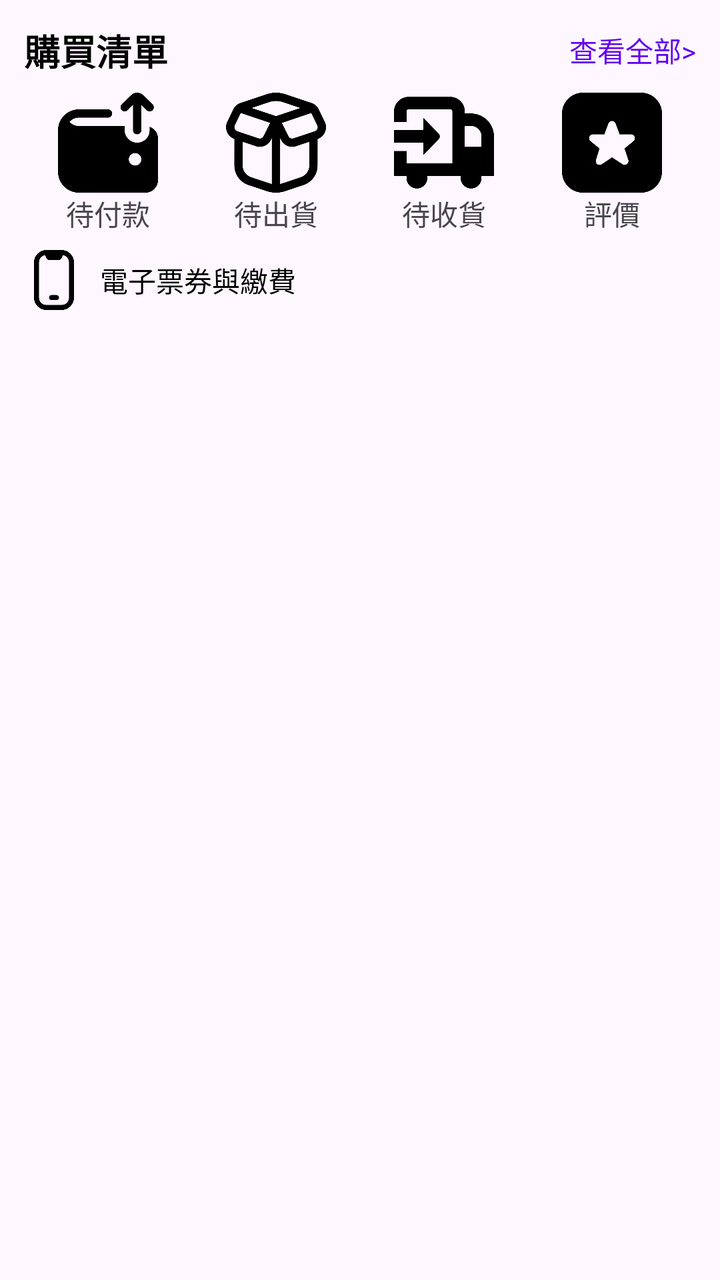
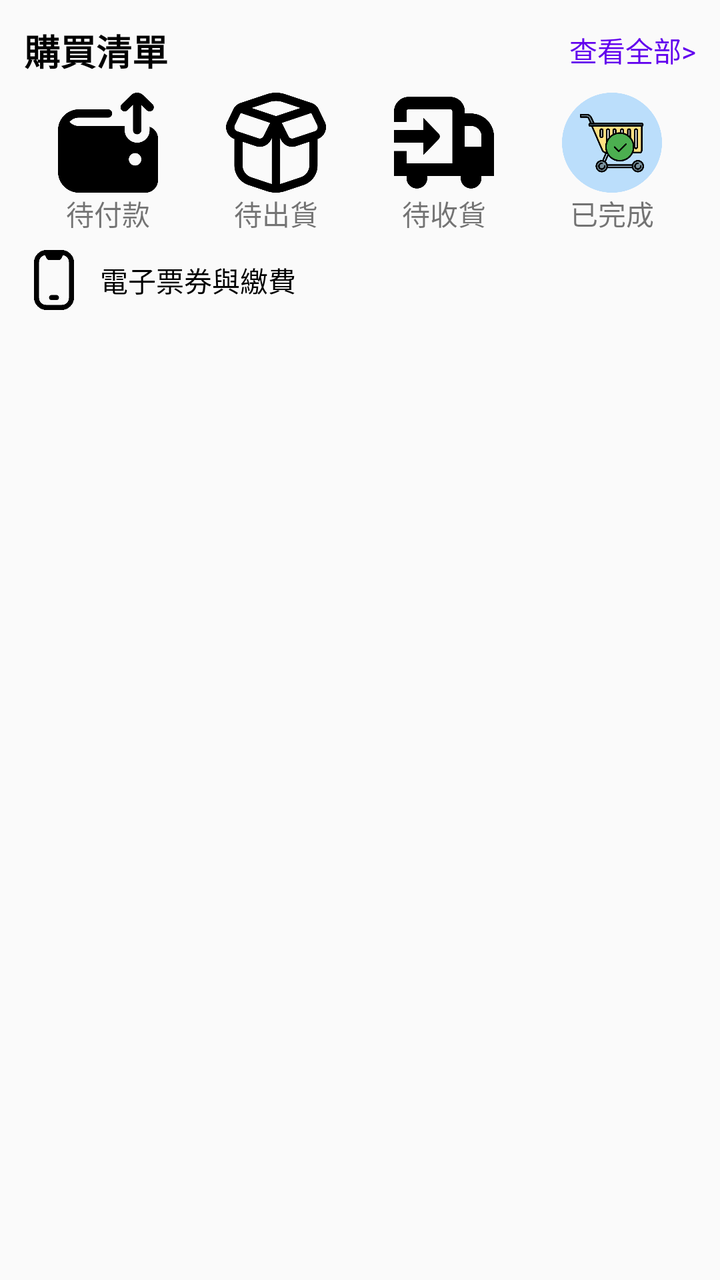

Compare the two renders of this Android layout. The source of the first and the diff that turns it into the second are given below.
<!-- AndroidManifest.xml: application theme Theme.Dried_shrimp -->
<!-- res/layout/section_purchase_list.xml -->
<?xml version="1.0" encoding="utf-8"?>
<androidx.constraintlayout.widget.ConstraintLayout xmlns:android="http://schemas.android.com/apk/res/android"
    xmlns:app="http://schemas.android.com/apk/res-auto"
    android:id="@+id/main"
    android:layout_width="match_parent"
    android:layout_height="match_parent">


    <LinearLayout
        android:layout_width="match_parent"
        android:layout_height="wrap_content"
        android:orientation="vertical"
        android:padding="12dp"
        app:layout_constraintEnd_toEndOf="parent"
        app:layout_constraintStart_toStartOf="parent"
        app:layout_constraintTop_toTopOf="parent">

        <LinearLayout
            android:layout_width="match_parent"
            android:layout_height="wrap_content"
            android:gravity="center_vertical"
            android:orientation="horizontal">

            <TextView
                android:id="@+id/tvPurchase_list"
                android:layout_width="0dp"
                android:layout_height="wrap_content"
                android:layout_weight="1"
                android:text="購買清單"
                android:textColor="@color/black"
                android:textSize="18sp"
                android:textStyle="bold" />

            <TextView
                android:id="@+id/tvseeall1"
                android:layout_width="wrap_content"
                android:layout_height="wrap_content"
                android:text="@string/SeeAll"
                android:textColor="@color/purple_500" />
        </LinearLayout>

        
        <LinearLayout
            android:layout_width="match_parent"
            android:layout_height="wrap_content"
            android:layout_marginTop="8dp"
            android:orientation="horizontal">

            <LinearLayout
                android:layout_width="0dp"
                android:layout_height="wrap_content"
                android:layout_weight="1"
                android:gravity="center"
                android:orientation="vertical">

                <ImageView
                    android:id="@+id/img_payment"
                    android:layout_width="50dp"
                    android:layout_height="50dp"
                    app:srcCompat="@drawable/payment" />

                <TextView
                    android:id="@+id/textView3"
                    android:layout_width="wrap_content"
                    android:layout_height="wrap_content"
                    android:gravity="center"
                    android:text="@string/payment" />
            </LinearLayout>

            <LinearLayout
                android:layout_width="0dp"
                android:layout_height="wrap_content"
                android:layout_weight="1"
                android:gravity="center"
                android:orientation="vertical">

                <ImageView
                    android:id="@+id/img_pending_shipment"
                    android:layout_width="50dp"
                    android:layout_height="50dp"
                    app:srcCompat="@drawable/pending_shipment" />

                <TextView
                    android:id="@+id/textView4"
                    android:layout_width="wrap_content"
                    android:layout_height="wrap_content"
                    android:gravity="center"
                    android:text="@string/pending_shipment" />
            </LinearLayout>

            <LinearLayout
                android:layout_width="0dp"
                android:layout_height="wrap_content"
                android:layout_weight="1"
                android:gravity="center"
                android:orientation="vertical">

                <ImageView
                    android:id="@+id/img_receiving"
                    android:layout_width="50dp"
                    android:layout_height="50dp"
                    app:srcCompat="@drawable/receiving" />

                <TextView
                    android:id="@+id/textView5"
                    android:layout_width="wrap_content"
                    android:layout_height="wrap_content"
                    android:gravity="center"
                    android:text="@string/receiving" />
            </LinearLayout>

            <LinearLayout
                android:layout_width="0dp"
                android:layout_height="wrap_content"
                android:layout_weight="1"
                android:gravity="center"
                android:orientation="vertical">

                <ImageView
                    android:id="@+id/img_evaluate"
                    android:layout_width="50dp"
                    android:layout_height="50dp"
                    app:srcCompat="@drawable/evaluate" />

                <TextView
                    android:id="@+id/textView6"
                    android:layout_width="wrap_content"
                    android:layout_height="wrap_content"
                    android:gravity="center"
                    android:text="@string/evaluate" />
            </LinearLayout>
        </LinearLayout>

        
        <LinearLayout
            android:layout_width="match_parent"
            android:layout_height="wrap_content"
            android:layout_marginTop="8dp"
            android:gravity="center_vertical"
            android:orientation="horizontal">

            <ImageView
                android:id="@+id/img_tvETickets"
                android:layout_width="30dp"
                android:layout_height="30dp"
                app:srcCompat="@drawable/phone" />

            <TextView
                android:id="@+id/tvETickets"
                android:layout_width="wrap_content"
                android:layout_height="wrap_content"
                android:layout_marginStart="8dp"
                android:text="@string/電子票券與繳費"
                android:textColor="@color/black" />
        </LinearLayout>
    </LinearLayout>
</androidx.constraintlayout.widget.ConstraintLayout>
<!-- resources referenced by this layout -->
<resources>
  <color name="black">#000000</color>
  <color name="purple_500">#6200EE</color>
  <!-- drawable evaluate: png bitmap (drawable, 9803 bytes) -->
  <!-- drawable payment: png bitmap (drawable, 10126 bytes) -->
  <!-- drawable pending_shipment: png bitmap (drawable, 14471 bytes) -->
  <!-- drawable phone: png bitmap (drawable, 8518 bytes) -->
  <!-- drawable receiving: png bitmap (drawable, 8499 bytes) -->
  <string name="SeeAll">查看全部&gt;</string>
  <string name="evaluate">評價</string>
  <string name="payment">待付款</string>
  <string name="pending_shipment">待出貨</string>
  <string name="receiving">待收貨</string>
  <style name="Theme.Dried_shrimp" parent="Base.Theme.Dried_shrimp" />
  <style name="Base.Theme.Dried_shrimp" parent="Theme.Material3.DayNight.NoActionBar">
          
          
      </style>
</resources>

<!-- the commit's change to res/layout/section_purchase_list.xml (unified diff, before → after) -->
@@ -117,17 +117,17 @@
                 android:orientation="vertical">
 
                 <ImageView
-                    android:id="@+id/img_evaluate"
+                    android:id="@+id/img_shopping_completed"
                     android:layout_width="50dp"
                     android:layout_height="50dp"
-                    app:srcCompat="@drawable/evaluate" />
+                    app:srcCompat="@drawable/shopping_completed" />
 
                 <TextView
                     android:id="@+id/textView6"
                     android:layout_width="wrap_content"
                     android:layout_height="wrap_content"
                     android:gravity="center"
-                    android:text="@string/evaluate" />
+                    android:text="@string/shopping_completed" />
             </LinearLayout>
         </LinearLayout>
 
<!-- resource entries referenced after the edit -->
@@ -2,18 +2,18 @@
 <resources>
   <color name="black">#000000</color>
   <color name="purple_500">#6200EE</color>
-  <!-- drawable evaluate: png bitmap (drawable, 9803 bytes) -->
   <!-- drawable payment: png bitmap (drawable, 10126 bytes) -->
   <!-- drawable pending_shipment: png bitmap (drawable, 14471 bytes) -->
   <!-- drawable phone: png bitmap (drawable, 8518 bytes) -->
   <!-- drawable receiving: png bitmap (drawable, 8499 bytes) -->
+  <!-- drawable shopping_completed: png bitmap (drawable, 34870 bytes) -->
   <string name="SeeAll">查看全部&gt;</string>
-  <string name="evaluate">評價</string>
   <string name="payment">待付款</string>
   <string name="pending_shipment">待出貨</string>
   <string name="receiving">待收貨</string>
+  <string name="shopping_completed">已完成</string>
   <style name="Theme.Dried_shrimp" parent="Base.Theme.Dried_shrimp" />
-  <style name="Base.Theme.Dried_shrimp" parent="Theme.Material3.DayNight.NoActionBar">
+  <style name="Base.Theme.Dried_shrimp" parent="Theme.MaterialComponents.DayNight.NoActionBar.Bridge">
           
           
       </style>
